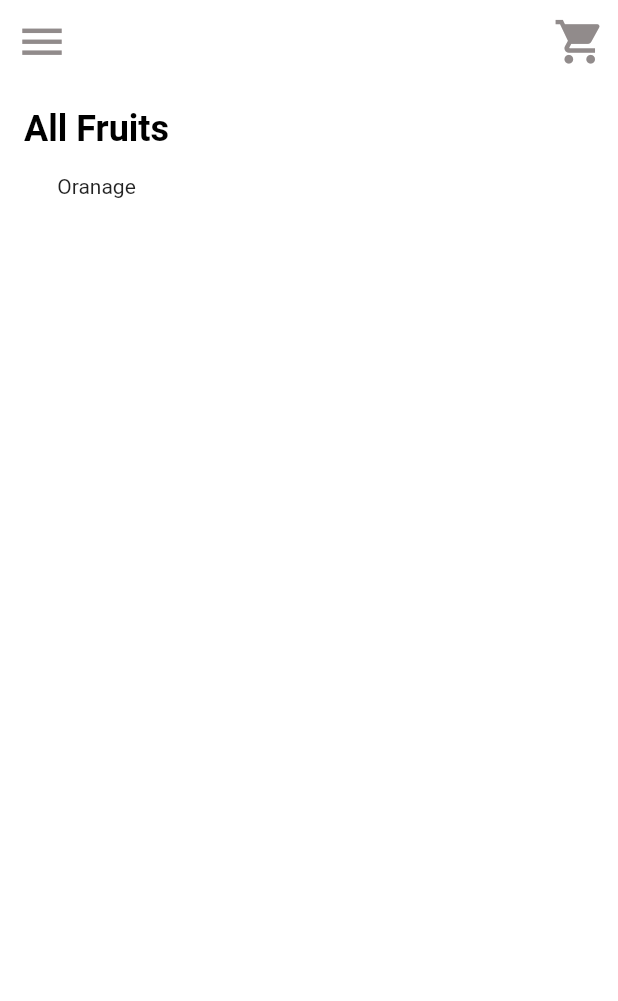
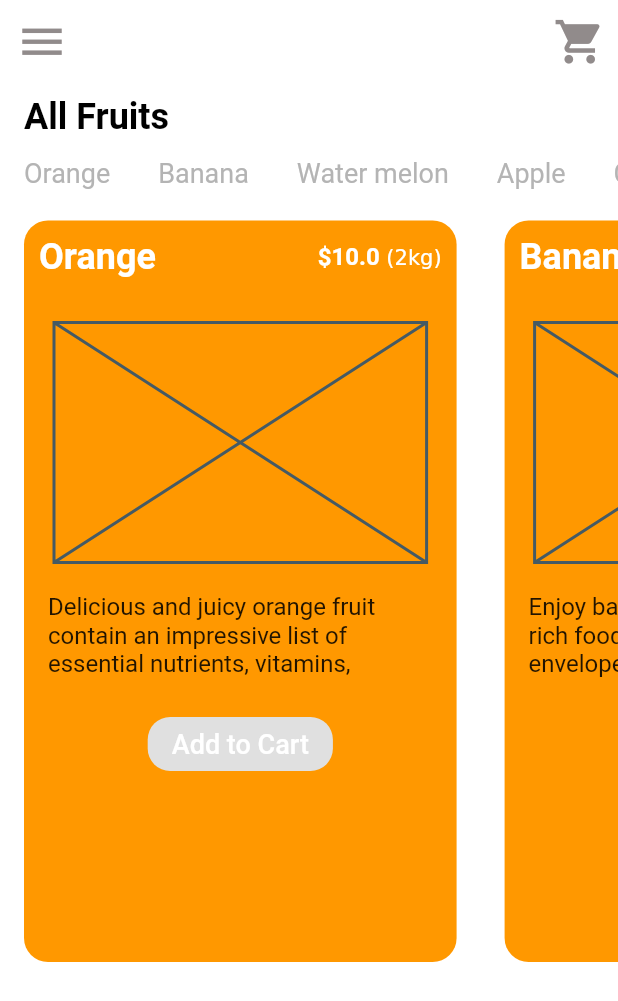
Before and after one commit to codingbbq/fruit_app, a Flutter app: the screen it shows after launch, on a phone screen of 412 x 824 dp. Shown: the top 1001 px of the screen. Run offline on Flutter 3.47's test engine with Material 2 defaults, Android fonts, the phone set to English and light mode, and no system bars.

Commit message:
Creating fruit card with fruit details

```diff
--- a/lib/pages/fruit_page.dart
+++ b/lib/pages/fruit_page.dart
@@ -1,4 +1,6 @@
 import 'package:flutter/material.dart';
+import 'package:fruit_app/models/fruits.dart';
+import 'package:fruit_app/widgets/fruit_card.dart';
 
 class FruitsPage extends StatelessWidget {
   @override
@@ -24,9 +26,10 @@ class FruitsPage extends StatelessWidget {
         ],
       ),
       body: Column(
+        crossAxisAlignment: CrossAxisAlignment.start,
         children: <Widget>[
           Padding(
-            padding: const EdgeInsets.symmetric(horizontal: 16.0, vertical: 16.0),
+            padding: const EdgeInsets.symmetric(horizontal: 16.0, vertical: 8.0),
             child: Text(
               "All Fruits",
               style: TextStyle(
@@ -40,7 +43,24 @@ class FruitsPage extends StatelessWidget {
             scrollDirection: Axis.horizontal,
             child: Row(
               children: <Widget>[
-                Text("Oranage"),
+                for(final fruits in allFruits) Padding(
+                  padding: const EdgeInsets.symmetric(horizontal: 16.0, vertical: 5.0),
+                  child: Text(
+                    fruits.fruitName,
+                    style: TextStyle(
+                      fontSize: 18.0, color: Color(0xFFb4b4b4)
+                    ),
+                  ),
+                )
+              ],
+            ),
+          ),
+
+          SingleChildScrollView(
+            scrollDirection: Axis.horizontal,
+            child: Row(
+              children: <Widget>[
+                for(final fruit in allFruits) FruitCard(fruit: fruit)
               ],
             ),
           )
--- /dev/null
+++ b/lib/widgets/fruit_card.dart
@@ -0,0 +1,84 @@
+import 'package:flutter/material.dart';
+import 'package:fruit_app/models/fruits.dart';
+
+class FruitCard extends StatelessWidget {
+
+  final Fruit fruit;
+
+  FruitCard({ this.fruit });
+
+  @override
+  Widget build(BuildContext context) {
+    return Padding(
+      padding: const EdgeInsets.all(16.0),
+      child: Container(
+        width: MediaQuery.of(context).size.width * 0.70,
+        height: MediaQuery.of(context).size.height * 0.60,
+        decoration: BoxDecoration(
+          color: Colors.orange,
+          borderRadius: BorderRadius.circular(16.0),
+        ),
+        child: Column(
+          crossAxisAlignment: CrossAxisAlignment.start,
+          children: <Widget>[
+            Padding(
+              padding: const EdgeInsets.all(10.0),
+              child: Row(
+                mainAxisAlignment: MainAxisAlignment.spaceBetween,
+                children: <Widget>[
+                  Text(
+                    fruit.fruitName,
+                    style: TextStyle(
+                        color: Colors.white,
+                        fontSize: 24.0,
+                        fontWeight: FontWeight.bold),
+                  ),
+                  RichText(
+                    text: TextSpan(
+                      children: [
+                        TextSpan(
+                            text: r"$" + fruit.price.toString(),
+                            style: TextStyle( fontWeight: FontWeight.bold, fontSize: 16.0)),
+                        TextSpan(text: " (2kg)")
+                      ],
+                    ),
+                  ),
+                ],
+              ),
+            ),
+            Padding(
+              padding: const EdgeInsets.all(20.0),
+              child: Center(
+                child: Placeholder(
+                  fallbackWidth: 100,
+                  fallbackHeight: 160,
+                ),
+              ),
+            ),
+            Padding(
+              padding: const EdgeInsets.symmetric(horizontal: 16.0),
+              child: Text(
+                fruit.summary,
+                maxLines: 3,
+                style: TextStyle(
+                  fontSize: 16.0
+                ),
+              ),
+            ),
+            SizedBox(height: 20.0),
+            Center(
+              child: RaisedButton(
+                elevation: 0,
+                child: Text("Add to Cart", style: TextStyle(color: Colors.white, fontSize: 18.0),),
+                onPressed: (){},
+                shape: RoundedRectangleBorder(
+                  borderRadius: BorderRadius.circular(15.0)
+                ),
+              ),
+            )
+          ],
+        ),
+      ),
+    );
+  }
+}
--- a/pubspec.yaml
+++ b/pubspec.yaml
@@ -14,7 +14,7 @@ description: A new Flutter project.
 version: 1.0.0+1
 
 environment:
-  sdk: ">=2.1.0 <3.0.0"
+  sdk: ">=2.7.0 <3.0.0"
 
 dependencies:
   flutter:
```
Also changed, not shown: pubspec.lock.
